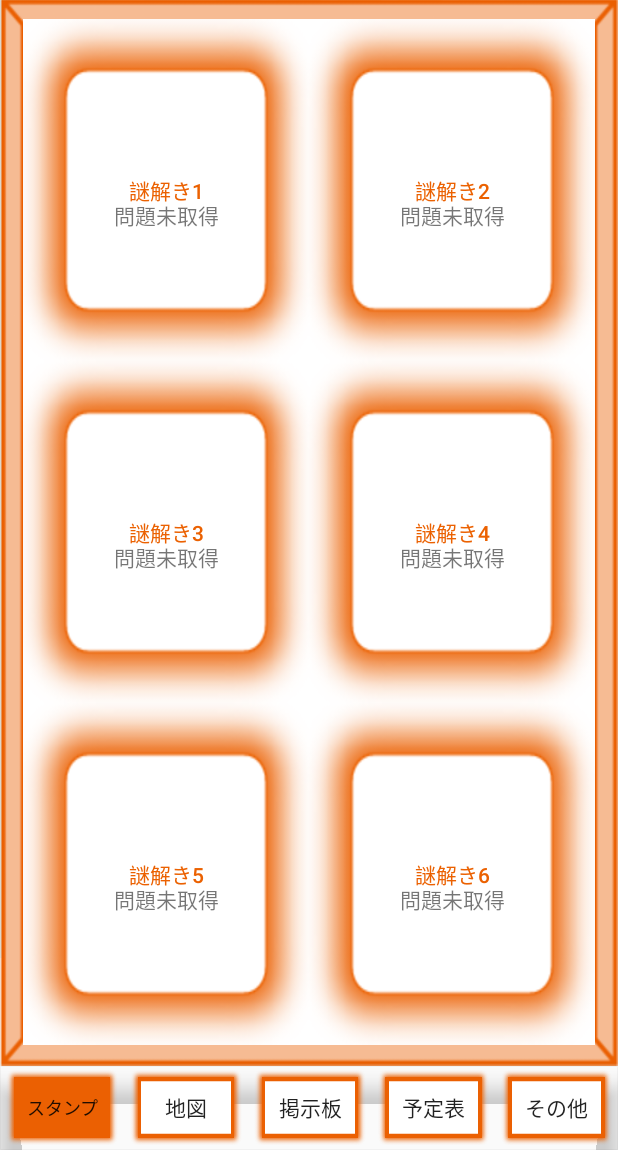
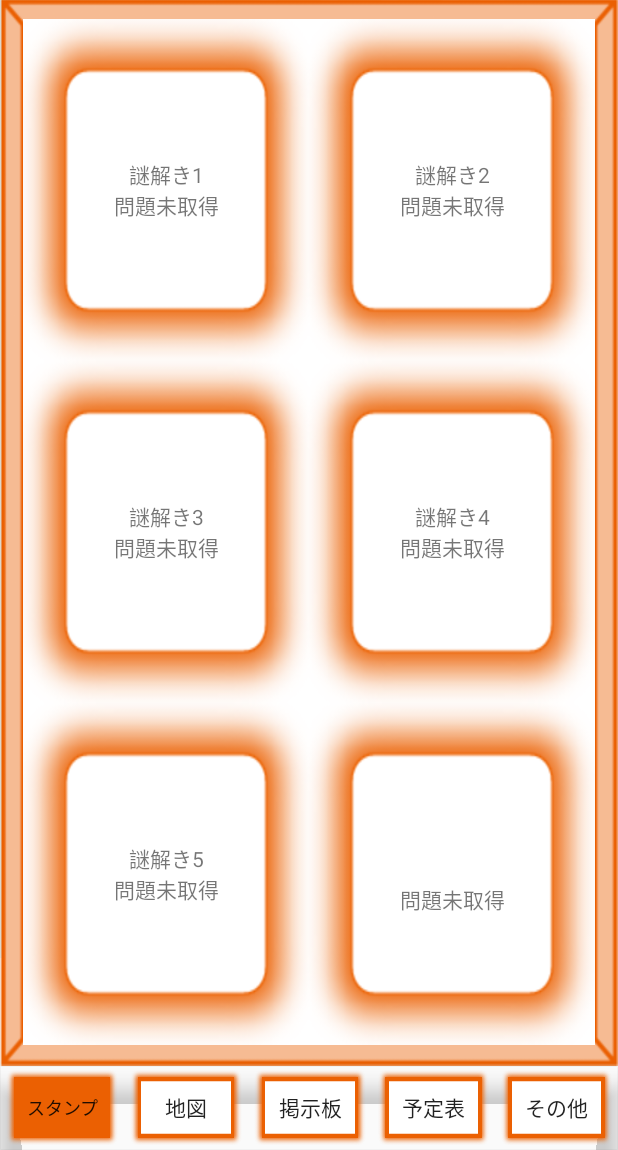
Before and after one commit to Wyutaka/FestivalStamp, an Android app: the StampFragment screen opened directly, with no data from a screen before it, on a phone screen of 412 x 824 dp, the part 86-1236 px from its top. Run offline under Robolectric (Android 15) with nearby library versions, the phone set to English and light mode, and no system bars; libraries missing offline, so code that uses them is left out: org.altbeacon.beacon; 3 statements that could not run were skipped.

Commit message:
謎解きメッセージ消えない問題

```diff
--- a/app/src/main/java/com/example/nakatsuka/newgit/navigationAction/StampFragment.kt
+++ b/app/src/main/java/com/example/nakatsuka/newgit/navigationAction/StampFragment.kt
@@ -72,9 +72,11 @@ class StampFragment : Fragment(), IActivityLifeCycle, BeaconConsumer {
                 view!!.findViewById(R.id.text6)
         )
 
-        for(i in 1..6)
-            if(isGot[i]!!)
+        for(i in 1..5) {
+            if (isGot[i]!!)
                 texts[i]!!.text = "問題取得済み"
+            else texts[i]!!.text = "謎解き$i\n問題未取得"
+        }
 
         lifecycle.addObserver(ActivityLifeCycle(this))
         uuid = arguments!!.getString("UUID", "")
--- a/app/src/main/res/layout/fragment_stamp.xml
+++ b/app/src/main/res/layout/fragment_stamp.xml
@@ -63,7 +63,6 @@
                     android:contentDescription="@android:string/no"
                     android:gravity="center"
                     android:scaleType="fitCenter"
-                    android:text="謎解き1"
                     android:textColor="@color/koudaisaiorange"
                     app:layout_columnSpan="1"
                     app:layout_columnWeight="1"
@@ -77,7 +76,6 @@
                     android:background="@drawable/s_floatingislandmin"
                     android:contentDescription="@android:string/no"
                     android:scaleType="fitCenter"
-                    android:text="謎解き2"
                     android:textColor="@color/koudaisaiorange"
                     app:layout_columnSpan="1"
                     app:layout_columnWeight="1"
@@ -91,7 +89,6 @@
                     android:background="@drawable/s_floatingislandmin"
                     android:contentDescription="@android:string/no"
                     android:scaleType="fitCenter"
-                    android:text="謎解き3"
                     android:textColor="@color/koudaisaiorange"
                     app:layout_columnSpan="1"
                     app:layout_columnWeight="1"
@@ -105,7 +102,6 @@
                     android:background="@drawable/s_floatingislandmin"
                     android:contentDescription="@android:string/no"
                     android:scaleType="fitCenter"
-                    android:text="謎解き4"
                     android:textColor="@color/koudaisaiorange"
                     app:layout_columnSpan="1"
                     app:layout_columnWeight="1"
@@ -119,7 +115,6 @@
                     android:background="@drawable/s_floatingislandmin"
                     android:contentDescription="@android:string/no"
                     android:scaleType="fitCenter"
-                    android:text="謎解き5"
                     android:textColor="@color/koudaisaiorange"
                     app:layout_columnSpan="1"
                     app:layout_columnWeight="1"
@@ -133,7 +128,6 @@
                     android:background="@drawable/s_floatingislandmin"
                     android:contentDescription="@android:string/no"
                     android:scaleType="fitCenter"
-                    android:text="謎解き6"
                     android:textColor="@color/koudaisaiorange"
                     app:layout_columnSpan="1"
                     app:layout_columnWeight="1"
```
